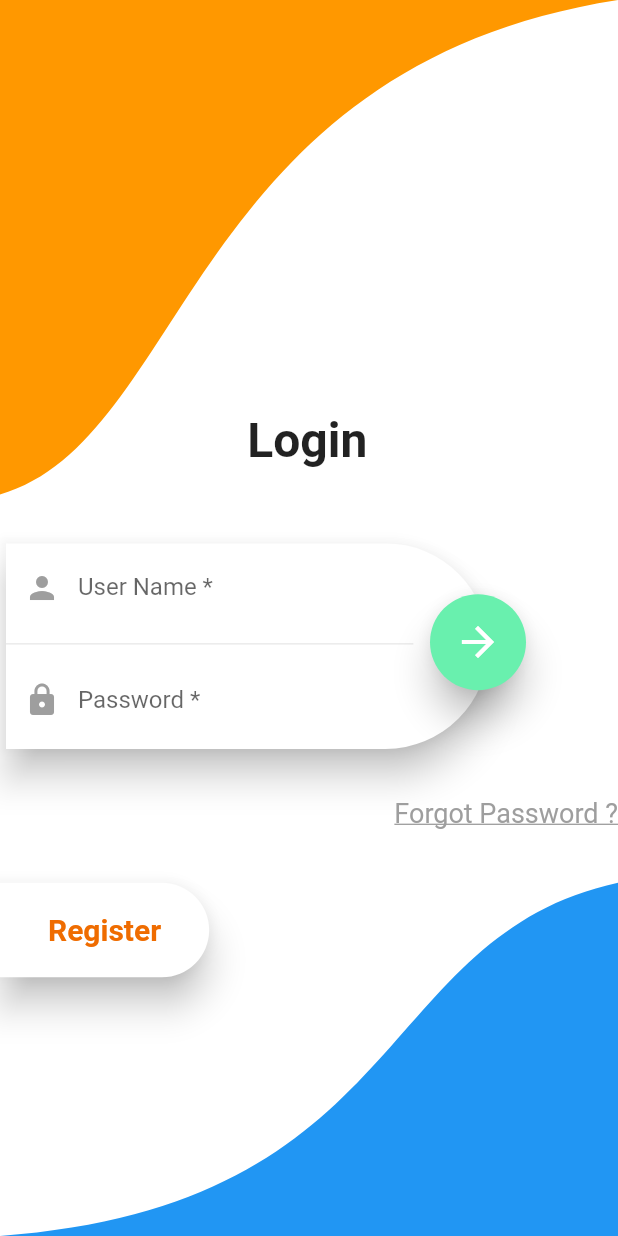
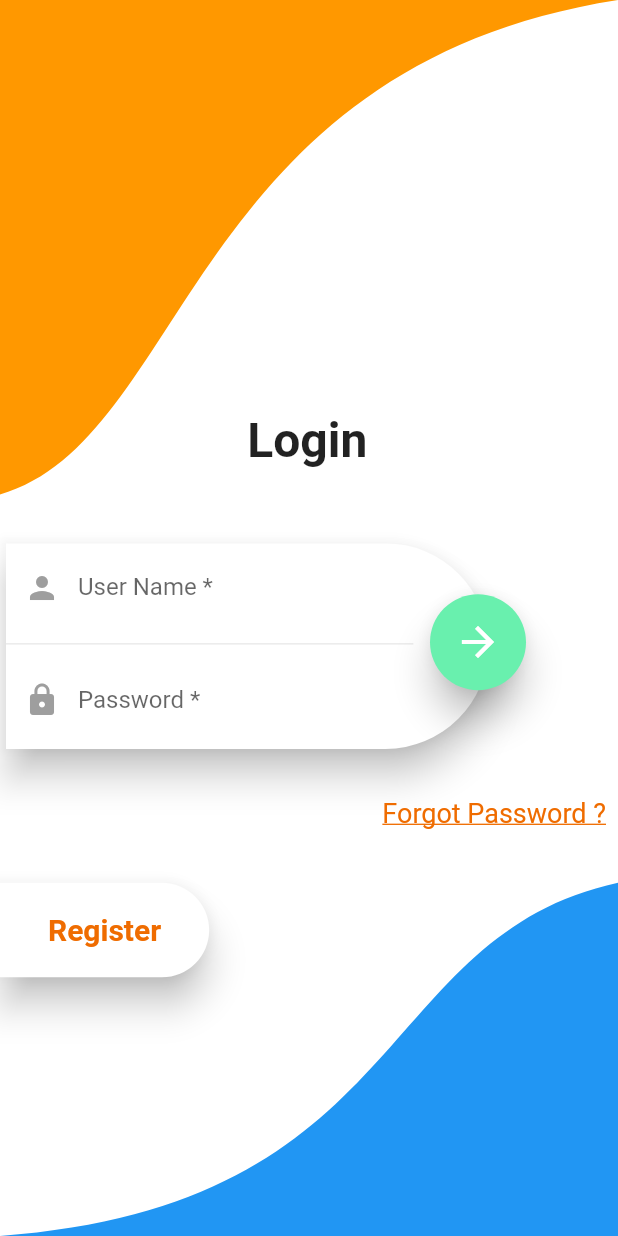
Before and after one commit to melwinlobo18/login_page_designs, a Flutter app: the Login4 screen opened by its route, on a phone screen of 412 x 824 dp. Run offline on Flutter 3.47's test engine with Material 2 defaults, Android fonts, the phone set to English and light mode, and no system bars; our stand-ins replace carousel_slider, flare_flutter.

Commit message:
Minor UI changes

```diff
--- a/lib/login_page_4/loginpage4.dart
+++ b/lib/login_page_4/loginpage4.dart
@@ -1,6 +1,13 @@
 import 'package:flutter/material.dart';
 
-class Login4 extends StatelessWidget {
+class Login4 extends StatefulWidget {
+  @override
+  _Login4State createState() => _Login4State();
+}
+
+class _Login4State extends State<Login4> {
+  bool _isLogin = false;
+
   @override
   Widget build(BuildContext context) {
     return SafeArea(
@@ -67,24 +74,33 @@ class Login4 extends StatelessWidget {
                 child: RaisedButton(
                     elevation: 10,
                     padding: EdgeInsets.all(16),
-                    child: Icon(
-                      Icons.arrow_forward,
-                      size: 32,
-                      color: Colors.white,
-                    ),
+                    child: !_isLogin
+                        ? Icon(
+                            Icons.arrow_forward,
+                            size: 32,
+                            color: Colors.white,
+                          )
+                        : CircularProgressIndicator(
+                            backgroundColor: Colors.white,
+                          ),
                     color: Colors.greenAccent,
-                    onPressed: () {},
+                    onPressed: () {
+                      setState(() {
+                        _isLogin = !_isLogin;
+                      });
+                    },
                     shape: CircleBorder()),
               ),
               Positioned(
                 top: MediaQuery.of(context).size.height / 1.55,
-                right: 0,
+                right: 8,
                 child: Text(
                   'Forgot Password ?',
                   style: TextStyle(
-                      fontSize: 18,
-                      color: Colors.grey,
-                      decoration: TextDecoration.underline),
+                    fontSize: 18,
+                    color: Colors.orange[800],
+                    decoration: TextDecoration.underline,
+                  ),
                 ),
               ),
               Positioned(
```
Also changed, not shown: lib/login_page_1/loginpage1.dart (+4 -6 lines), lib/login_page_2/loginpage2.dart (+4 -6 lines), assets/images/profile_avatar.png (added).
